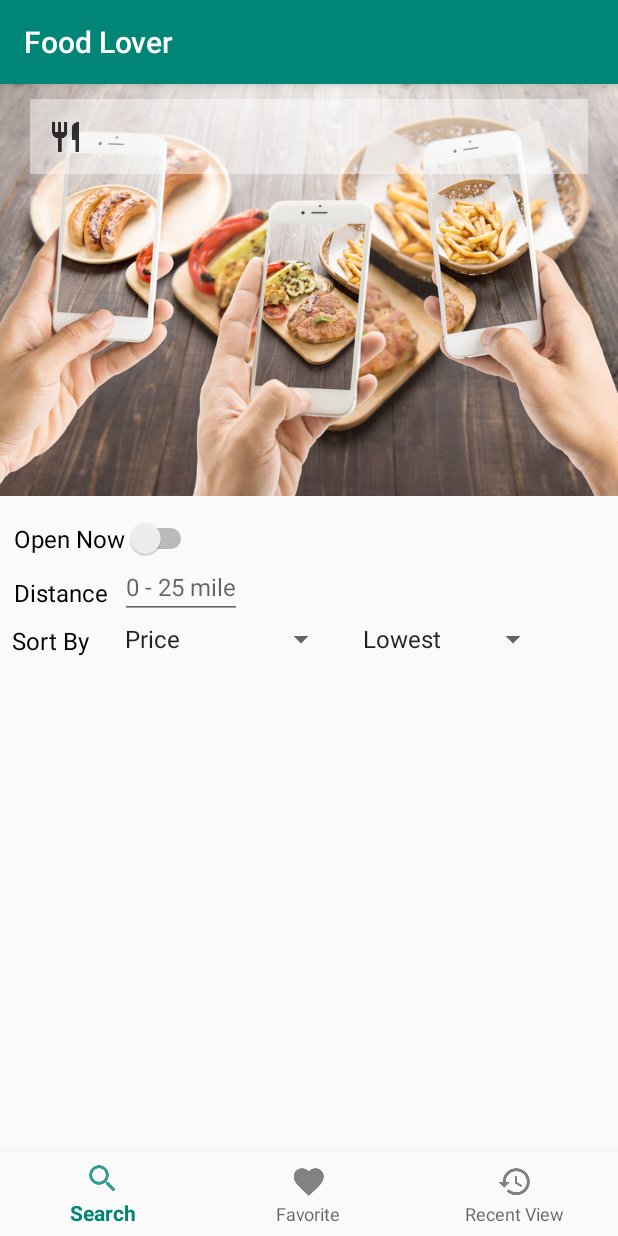
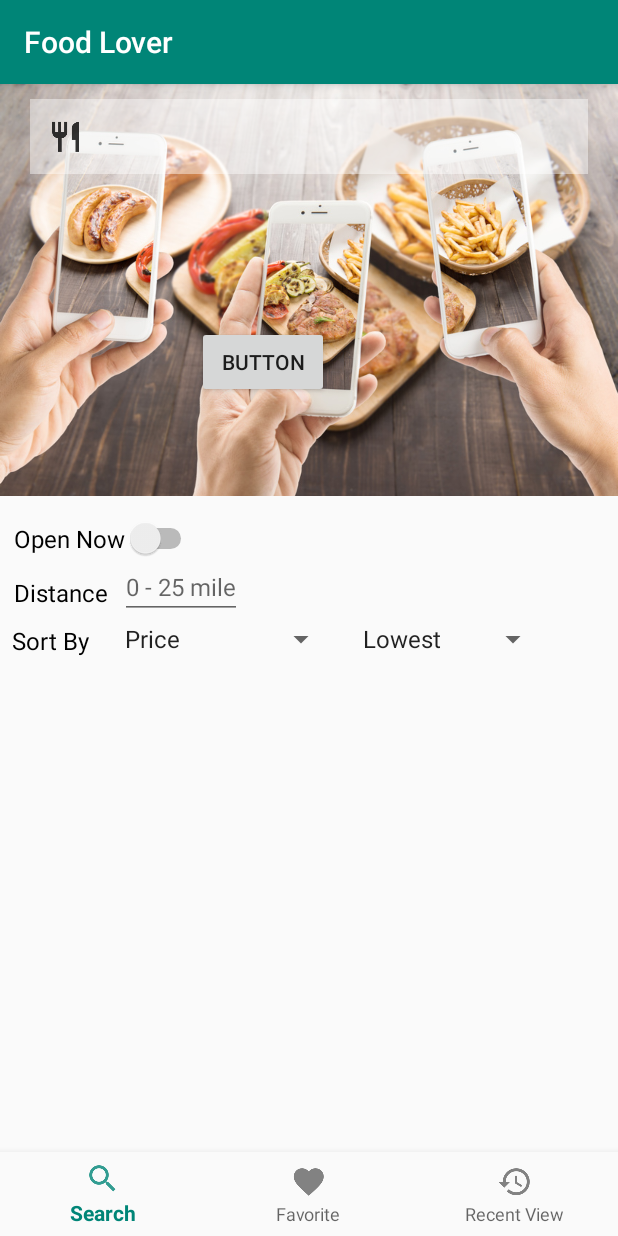
Before and after one commit to mrhoangmai93/CSIS3175-Project, an Android app: the screen it shows after launch (MainActivity), on a phone screen of 412 x 824 dp. Run offline under Robolectric (Android 15) with nearby library versions, the phone set to English and light mode, and no system bars; libraries missing offline, so code that uses them is left out: com.rapidapi.rapidconnect; 3 statements that could not run were skipped.

Commit message:
add button for search

```diff
--- a/app/src/main/java/com/example/amynguyen/foodlover/Adapters/BusinessLineItemAdapter.java
+++ b/app/src/main/java/com/example/amynguyen/foodlover/Adapters/BusinessLineItemAdapter.java
@@ -18,7 +18,7 @@ import java.util.ArrayList;
 import java.util.List;
 
 public class BusinessLineItemAdapter extends BaseAdapter {
-    List<Business> businessInfoList = new ArrayList<>();
+    List<Business> businessInfoList;
     Context context;
 
     public BusinessLineItemAdapter(List<Business> businessInfo, Context context)   {
@@ -73,6 +73,7 @@ public class BusinessLineItemAdapter extends BaseAdapter {
     public synchronized void refresAdapter(ArrayList<Business> busisnesses) {
         businessInfoList.clear();
         businessInfoList.addAll(busisnesses);
-        this.notifyDataSetChanged();
+        // System.out.println(businessInfoList.get(0).getName());
+        notifyDataSetChanged();
     }
 }
--- a/app/src/main/java/com/example/amynguyen/foodlover/Fragments/SearchFragment.java
+++ b/app/src/main/java/com/example/amynguyen/foodlover/Fragments/SearchFragment.java
@@ -21,6 +21,7 @@ import android.view.View;
 import android.view.ViewGroup;
 import android.widget.AdapterView;
 import android.widget.ArrayAdapter;
+import android.widget.Button;
 import android.widget.EditText;
 import android.widget.ImageView;
 import android.widget.LinearLayout;
@@ -56,6 +57,8 @@ public class SearchFragment extends android.support.v4.app.Fragment {
     ArrayList<Business> businessInfo = new ArrayList<Business>();
     private TextView mTextMessage;
     private LocationManager mLocationManager;
+    SearchView locationSearch;
+    SearchView foodSearch;
     private static final String[] LOCATION_PERMS={
             ACCESS_FINE_LOCATION,
             ACCESS_COARSE_LOCATION
@@ -89,14 +92,49 @@ public class SearchFragment extends android.support.v4.app.Fragment {
     }
 
     public void search(View view)    {
-        final SearchView locationSearch = (SearchView) view.findViewById(R.id.searchViewLocation);
-        final SearchView foodSearch = (SearchView) view.findViewById(R.id.searchViewRestaurant);
+        locationSearch = (SearchView) view.findViewById(R.id.searchViewLocation);
+        foodSearch = (SearchView) view.findViewById(R.id.searchViewRestaurant);
+        final Button btnSearch = (Button) view.findViewById(R.id.btnSearch);
+
+        // Set adapter for result
+        myList = (NoScrollListView) mainView.findViewById(R.id.listViewResult);
+        myAdapter = new BusinessLineItemAdapter(businessInfo, getContext());
+        myList.setAdapter(myAdapter);
+        myList.setOnItemClickListener(new AdapterView.OnItemClickListener() {
+            @Override
+            public void onItemClick(AdapterView<?> parent, View view, int position, long id) {
+                favorite = (ImageView) view.findViewById(R.id.imageViewFavorite);
+                favorite.setOnClickListener(new View.OnClickListener() {
+                    @Override
+                    public void onClick(View view) {
+                        favorite.setImageResource(R.drawable.ic_favorite); }
+
+                });
+            }
+        });
+
+
+        // Set listener
+        btnSearch.setOnClickListener(new View.OnClickListener() {
+            @Override
+            public void onClick(View view) {
+                //System.out.println("dkm");
+                //System.out.println(foodSearch.getQuery().toString().equals(""));
+                // if(foodSearch.getQuery().toString() == "") Toast.makeText(view.getContext(), "dfsdfsdf", Toast.LENGTH_SHORT).show();
+                // else getBusinessList();
+                getBusinessList();
+            }
+        });
+
+
+
+        // Expand location search when foodSearch on focus
         foodSearch.setOnClickListener(new View.OnClickListener() {
             @Override
             public void onClick(View view) {
                 locationSearch.setVisibility(view.VISIBLE);
                 foodSearch.onActionViewExpanded();
-                getBusinessList();
+                // getBusinessList();
 
                 locationSearch.setOnClickListener(new View.OnClickListener() {
                     @Override
@@ -112,29 +150,6 @@ public class SearchFragment extends android.support.v4.app.Fragment {
             public void onFocusChange(View view, boolean b) {
                 locationSearch.setVisibility(view.VISIBLE);
 
-            }
-        });
-
-        myList = (NoScrollListView) mainView.findViewById(R.id.listViewResult);
-
-        myAdapter = new BusinessLineItemAdapter(businessInfo, getContext());
-
-
-        myList.setAdapter(myAdapter);
-
-
-        myList.setOnItemClickListener(new AdapterView.OnItemClickListener() {
-            @Override
-            public void onItemClick(AdapterView<?> parent, View view, int position, long id) {
-                favorite = (ImageView) view.findViewById(R.id.imageViewFavorite);
-
-                    favorite.setOnClickListener(new View.OnClickListener() {
-                        @Override
-                        public void onClick(View view) {
-
-                            favorite.setImageResource(R.drawable.ic_favorite); }
-
-                    });
             }
         });
 
@@ -154,11 +169,19 @@ public class SearchFragment extends android.support.v4.app.Fragment {
             // Execute if its the first location
             // mLocationManager.requestLocationUpdates(LocationManager.GPS_PROVIDER, 10, 10, this);
             // System.out.println(location);
+
+            // Set restaurant query
+            yelpHelper.setTerm(foodSearch.getQuery().toString());
+            // Set location
             if(location != null) {
-                String coordinate = location.getLatitude() + "," + location.getLongitude();
-                // yelpHelper.setCoordinate(coordinate);
-                yelpHelper.setCoordinate("49.20390,-122.91308");
+                String coordinate = location.getLatitude() + ", " + location.getLongitude();
+                yelpHelper.setCoordinate(coordinate);
+                //yelpHelper.setCoordinate("49.20390,-122.91308");
+               // System.out.println(coordinate);
             }
+            if(!locationSearch.getQuery().toString().equals("")) yelpHelper.setLocation("");
+            else yelpHelper.setLocation(locationSearch.getQuery().toString());
+
             // Print// create Yelp Helper instance
             final Handler handler = new Handler(Looper.getMainLooper());
            Runnable runnable = new Runnable() {
@@ -178,8 +201,11 @@ public class SearchFragment extends android.support.v4.app.Fragment {
                         // myAdapter.refresAdapter(businessInfo);
                         handler.post(new Runnable() {
                             public void run() {
-                                myAdapter.refresAdapter(finishList);
-                                // System.out.println("Tao day");
+                                //myAdapter.refresAdapter(finishList);
+                                // myAdapter.notifyDataSetChanged();
+                                myAdapter = new BusinessLineItemAdapter(finishList, getContext());
+                                myList.setAdapter(myAdapter);
+                                System.out.println("Tao day");
                             }
                         });
                     }
@@ -192,16 +218,20 @@ public class SearchFragment extends android.support.v4.app.Fragment {
     }
 
     public Business getBusinessFromJson(JsonElement pa) {
+        Business businessObj = null;
+        if(pa != null) {
             String category = "";
             String address = "";
             JsonObject business = pa.getAsJsonObject();
             String name = business.get("name").getAsString();
             JsonObject location = business.get("location").getAsJsonObject();
+            if(location.get("address1") != null) {
                 address = location.get("address1").getAsString()
                         + ", " + location.get("city").getAsString()
                         + ", " + location.get("state").getAsString();
                 //+ ", " + location.get("zip_code").getAsString()
                 //+ ", " + location.get("country").getAsString();
+            }
             JsonArray categories = business.get("categories").getAsJsonArray();
             for (JsonElement ca : categories) {
                 JsonObject caObj = ca.getAsJsonObject();
@@ -210,10 +240,12 @@ public class SearchFragment extends android.support.v4.app.Fragment {
             category = category.substring(0, category.length() - 1);
             Double rating = business.get("rating").getAsDouble();
             String imageURL = business.get("image_url").getAsString();
-        Business businessObj = new Business(name, address, category, rating, imageURL);
-        System.out.println(business.get("distance").getAsDouble() * 0.001);
+            businessObj = new Business(name, address, category, rating, imageURL);
+            // System.out.println("name" + name);
             businessObj.setDistanceFromCurrentLocation(String.valueOf(Math.round((business.get("distance").getAsDouble() * 0.001) * 100.0) / 100.0) + " km");
+        }
         return businessObj;
+
     }
     private Location getLastKnownLocation() {
         Location bestLocation = null;
--- a/app/src/main/java/com/example/amynguyen/foodlover/yelpAPI/YelpHelper.java
+++ b/app/src/main/java/com/example/amynguyen/foodlover/yelpAPI/YelpHelper.java
@@ -30,8 +30,8 @@ public class YelpHelper {
     String term = "";
     Boolean openNow = true;
     Double radius = 0.00;
-    String location = null;
-    String coordinate = "49.20390,-122.91308";
+    String location = "";
+    String coordinate = "";
 
     public YelpHelper() {
         this.connect = new RapidApiConnect(APP_NAME, APP_ID);
@@ -42,8 +42,10 @@ public class YelpHelper {
     }
     public JsonObject getBusinessQuery() {
         if(location == null && coordinate == null) return null;
-        if(location != null) body.put("location", new Argument("data", location));
-        else body.put("coordinate", new Argument("data", coordinate));
+        if(!location.equals("")) {body.put("location", new Argument("data", location));}
+        else {body.put("coordinate", new Argument("data", coordinate));}
+        // body.put("coordinate", new Argument("data", coordinate));
+        // System.out.println(location);
         body.put("term", new Argument("data", term));
         body.put("openNow", new Argument("data", String.valueOf(openNow)));
         if(radius > 0 ) body.put("radius", new Argument("data", String.valueOf(radius)));
--- a/app/src/main/res/layout/fragment_search.xml
+++ b/app/src/main/res/layout/fragment_search.xml
@@ -134,6 +134,16 @@
         android:layout_marginTop="-83dp"
         android:layout_marginBottom="105dp" />
 
+    <Button
+        android:id="@+id/btnSearch"
+        android:layout_width="wrap_content"
+        android:layout_height="wrap_content"
+        android:layout_alignParentStart="true"
+        android:layout_alignParentTop="true"
+        android:layout_marginStart="131dp"
+        android:layout_marginTop="161dp"
+        android:text="Button" />
+
 
 </RelativeLayout>
 </ScrollView>
```
Lines whose indentation alone changed are shown as unchanged.
